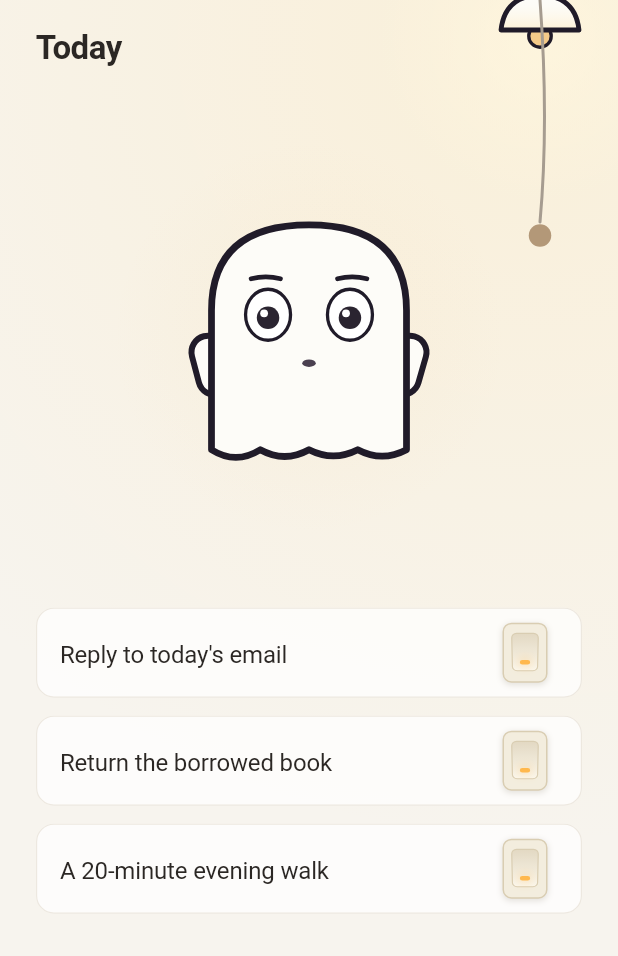
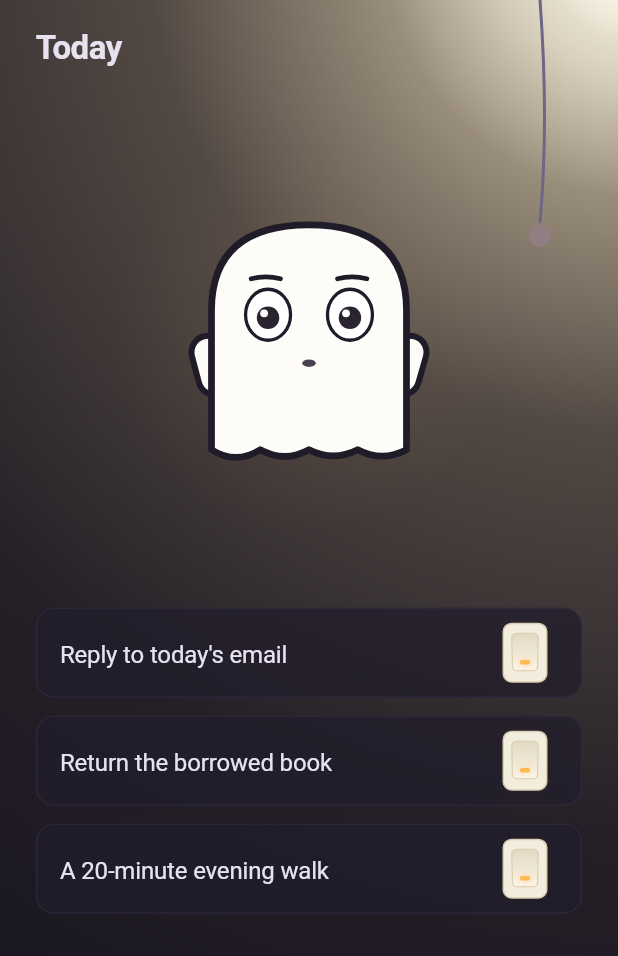
Before and after one commit to RyanYJOh/unwind, a Flutter app: the screen it shows after launch, after a tap on "Go turn off the lights", on a phone screen of 412 x 824 dp. Shown: the top 956 px of the screen. Run offline on Flutter 3.47's test engine with Material 3 defaults, Android fonts, the phone set to English and light mode, and no system bars; our stand-ins replace audioplayers, drift, drift_flutter, flutter_local_notifications, flutter_riverpod, rive and 2 more; accounts and stored records are empty; generated files the repository leaves out were written again; Roboto replaces fonts that are missing (Pretendard); statements that could not run were skipped.

Commit message:
darkGlow 최종 컨셉: 항상 다크 + 우측 상단 코너 글로우 + 0.1.0+5
- RoomDesign.darkGlow (기본): 베이스는 항상 다크(S5 팔레트 고정),
  우측 상단 코너에서 순수한 빛이 쏟아진다 (조명 그림 없음)
- CornerGlow: 4겹 RadialGradient(워시/미드/코어/핫스팟) — 광원은 화면
  살짝 바깥, easeOutQuad 감쇠로 사실적인 빛 낙차. 호흡 요동 포함
- 체크할수록 빛의 반경·강도가 잦아들고 전부 체크하면 완전한 다크
- 입력 시트도 다크 팔레트 고정. ceilingLight/fluorescent 롤백 유지
- 테스트 58개 통과, 시뮬레이터 육안 검증 (최대 광량·완전 다크 왕복)

Co-Authored-By: Claude Opus 4.8 <noreply@anthropic.com>

```diff
--- a/lib/core/tokens/design_variant.dart
+++ b/lib/core/tokens/design_variant.dart
@@ -1,9 +1,11 @@
 /// 방 디자인 변형 스위치 (개편 2026-08-07).
 ///
-/// - [RoomDesign.ceilingLight]: 우측 상단 천장 조명이 방을 밝힌다.
-///   아이템은 벽 스위치 — 하나씩 끄면 천장 조명의 조도가 낮아진다.
-/// - [RoomDesign.fluorescent]: 이전 디자인 — 아이템 자체가 발광하는
-///   형광등 패널. **롤백은 아래 상수 한 줄만 바꾸면 된다.**
-enum RoomDesign { ceilingLight, fluorescent }
+/// - [RoomDesign.darkGlow]: **기본** — 베이스는 항상 다크. 우측 상단
+///   코너에서 순수한 빛이 그라데이션으로 방을 밝힌다 (조명 그림 없음).
+///   체크할수록 빛이 잦아들고, 전부 체크하면 완전한 다크.
+/// - [RoomDesign.ceilingLight]: 갓+전구 그림이 있는 천장 조명 버전.
+/// - [RoomDesign.fluorescent]: 아이템 자체가 발광하는 형광등 패널 버전.
+/// **롤백은 아래 상수 한 줄만 바꾸면 된다.**
+enum RoomDesign { darkGlow, ceilingLight, fluorescent }
 
-const kRoomDesign = RoomDesign.ceilingLight;
+const kRoomDesign = RoomDesign.darkGlow;
--- a/lib/features/compose/compose_sheet.dart
+++ b/lib/features/compose/compose_sheet.dart
@@ -5,6 +5,7 @@ import 'package:flutter_riverpod/flutter_riverpod.dart';
 
 import '../../core/theme/unwind_theme.dart';
 import '../../core/tokens/color_ramp.dart';
+import '../../core/tokens/design_variant.dart';
 import '../../core/tokens/motion.dart';
 import '../../core/tokens/spacing.dart';
 import '../../core/tokens/typography.dart';
@@ -150,7 +151,9 @@ class _ComposeSheetState extends ConsumerState<ComposeSheet> {
   @override
   Widget build(BuildContext context) {
     final t = ref.watch(brightnessProvider);
-    final colors = lerpRamp(t);
+    final colors = kRoomDesign == RoomDesign.darkGlow
+        ? lerpRamp(1.0)
+        : lerpRamp(t);
     final l10n = AppLocalizations.of(context);
     final todayKey = ref.watch(todayKeyProvider);
     final asleep = ref.watch(isAsleepProvider);
--- a/lib/features/today/m0_prototype_screen.dart
+++ b/lib/features/today/m0_prototype_screen.dart
@@ -15,6 +15,7 @@ import '../../domain/models/lumi_state.dart';
 import '../../domain/services/brightness_engine.dart';
 import '../../core/tokens/design_variant.dart';
 import '../../widgets/ceiling_light.dart';
+import '../../widgets/corner_glow.dart';
 import '../../widgets/lamp_row.dart';
 import '../../widgets/lumi/lumi_view.dart';
 import '../../widgets/night_sky.dart';
@@ -296,7 +297,9 @@ class _M0PrototypeScreenState extends State<M0PrototypeScreen>
     return AnimatedBuilder(
       animation: Listenable.merge([_theme, _pulse]),
       builder: (context, child) {
-        final colors = lerpRamp(_displayT);
+        final colors = kRoomDesign == RoomDesign.darkGlow
+            ? lerpRamp(1.0)
+            : lerpRamp(_displayT);
         return UnwindTheme(
           colors: colors,
           child: AnnotatedRegion<SystemUiOverlayStyle>(
@@ -343,6 +346,17 @@ class _M0PrototypeScreenState extends State<M0PrototypeScreen>
               ),
             ),
           ),
+          // 코너 글로우 (개편 최종)
+          if (kRoomDesign == RoomDesign.darkGlow)
+            Positioned.fill(
+              child: AnimatedBuilder(
+                animation: Listenable.merge([_theme, _pulse, _breath]),
+                builder: (context, _) => CornerGlow(
+                  light: 1 - _displayT,
+                  breath: BreathAnimation(_breath).value * (1 - _displayT),
+                ),
+              ),
+            ),
           // 천장 조명 (디자인 개편 2026-08-07)
           if (kRoomDesign == RoomDesign.ceilingLight)
             Positioned.fill(
--- a/lib/features/today/today_screen.dart
+++ b/lib/features/today/today_screen.dart
@@ -16,6 +16,7 @@ import '../../data/db/tables/tables.dart';
 import '../../domain/models/lumi_state.dart';
 import '../../core/tokens/design_variant.dart';
 import '../../widgets/ceiling_light.dart';
+import '../../widgets/corner_glow.dart';
 import '../../widgets/lamp_row.dart';
 import '../../widgets/lumi/lumi_view.dart';
 import '../../widgets/night_sky.dart';
@@ -311,7 +312,10 @@ class _TodayScreenState extends ConsumerState<TodayScreen>
     return AnimatedBuilder(
       animation: Listenable.merge([_theme, _pulse]),
       builder: (context, child) {
-        final colors = lerpRamp(_displayT);
+        // darkGlow (개편): 베이스는 항상 다크 — 빛은 CornerGlow가 담당
+        final colors = kRoomDesign == RoomDesign.darkGlow
+            ? lerpRamp(1.0)
+            : lerpRamp(_displayT);
         return UnwindTheme(
           colors: colors,
           child: AnnotatedRegion<SystemUiOverlayStyle>(
@@ -354,6 +358,20 @@ class _TodayScreenState extends ConsumerState<TodayScreen>
               ),
             ),
           ),
+          // 코너 글로우 (개편 2026-08-07 최종): 다크 베이스 위 순수한 빛.
+          // 남은 할 일 = 남은 빛. 체크할수록 잦아들고, 전부 체크하면 완전한 다크.
+          if (kRoomDesign == RoomDesign.darkGlow)
+            Positioned.fill(
+              child: AnimatedBuilder(
+                animation: Listenable.merge([_theme, _pulse, _breath]),
+                builder: (context, _) => CornerGlow(
+                  light: 1 - _displayT,
+                  breath: reduce
+                      ? 0
+                      : BreathAnimation(_breath).value * (1 - _displayT),
+                ),
+              ),
+            ),
           // 천장 조명 (디자인 개편 2026-08-07) — 우측 상단, 전등 줄 위.
           // 남은 할 일 = 남은 빛. 스위치를 끌수록 어두워진다.
           if (kRoomDesign == RoomDesign.ceilingLight)
--- a/lib/features/week/weekly_strip.dart
+++ b/lib/features/week/weekly_strip.dart
@@ -2,6 +2,7 @@ import 'package:flutter/widgets.dart';
 import 'package:flutter_riverpod/flutter_riverpod.dart';
 
 import '../../core/theme/unwind_theme.dart';
+import '../../core/tokens/design_variant.dart';
 import '../../core/tokens/color_ramp.dart';
 import '../../core/tokens/spacing.dart';
 import '../../core/tokens/typography.dart';
@@ -50,10 +51,11 @@ class _WeeklyStripState extends ConsumerState<WeeklyStrip> {
         label: l10n.thisWeekLabel,
         button: true,
         child: Padding(
-          // 우측은 천장 조명 자리 (디자인 개편 2026-08-07)
-          padding: const EdgeInsets.only(
+          // 천장 조명(그림) 버전에서만 우측 자리 확보
+          padding: EdgeInsets.only(
               left: UnwindSpacing.s24,
-              right: UnwindSpacing.s24 + 64,
+              right: UnwindSpacing.s24 +
+                  (kRoomDesign == RoomDesign.ceilingLight ? 64 : 0),
               top: UnwindSpacing.s8,
               bottom: UnwindSpacing.s8),
           child: Row(
--- /dev/null
+++ b/lib/widgets/corner_glow.dart
@@ -0,0 +1,92 @@
+import 'package:flutter/widgets.dart';
+
+/// 코너 글로우 (디자인 개편 2026-08-07, darkGlow) — 우측 상단에서
+/// 방으로 쏟아지는 순수한 빛. 조명 그림 없이 빛 그 자체만 그린다.
+///
+/// 다크 베이스 위에 4겹 RadialGradient(§11: 블러 금지, GPU 그라데이션이라
+/// 부담 없음)로 사실적인 감쇠를 만든다:
+///   1. 워시 — 화면 대부분을 덮는 아주 은은한 온기
+///   2. 미드 — 상부를 채우는 부드러운 빛
+///   3. 코어 — 코너 근처의 밝은 빛덩어리
+///   4. 핫스팟 — 광원 자체의 눈부심 (거의 흰색)
+/// [light]가 줄면 반경·강도가 함께 잦아들어 "빛이 사그라드는" 감각을 만든다.
+class CornerGlow extends StatelessWidget {
+  /// 0.0(완전한 다크) ~ 1.0(가장 밝음). 보통 1 - t.
+  final double light;
+
+  /// §5.5 호흡 — 미세한 밝기 요동
+  final double breath;
+
+  const CornerGlow({super.key, required this.light, this.breath = 0});
+
+  @override
+  Widget build(BuildContext context) {
+    return IgnorePointer(
+      child: RepaintBoundary(
+        child: CustomPaint(
+          painter: _CornerGlowPainter(
+            light: light.clamp(0.0, 1.0),
+            breath: breath,
+          ),
+          size: Size.infinite,
+        ),
+      ),
+    );
+  }
+}
+
+class _CornerGlowPainter extends CustomPainter {
+  final double light;
+  final double breath;
+
+  const _CornerGlowPainter({required this.light, required this.breath});
+
+  // 따뜻하지만 세련된 톤 — 채도를 눌러 우아하게
+  static const _wash = Color(0xFFE8C98F);
+  static const _mid = Color(0xFFF3DCAC);
+  static const _core = Color(0xFFFBEFD3);
+  static const _hot = Color(0xFFFFFBF0);
+
+  @override
+  void paint(Canvas canvas, Size size) {
+    final l = (light + breath * 1.5).clamp(0.0, 1.0);
+    if (l <= 0.004) return;
+
+    final w = size.width;
+    // 광원: 우측 상단 코너 살짝 바깥 — 화면 안에 광원 원반이 보이지 않아
+    // "어딘가 위에서 빛이 내려온다"는 인상을 준다
+    final origin = Offset(w * 1.04, -w * 0.10);
+    final ease = Curves.easeOutQuad.transform(l); // 감쇠가 자연스럽도록
+
+    void glow(double radius, Color color, double alpha,
+        {double focus = 0.0}) {
+      if (alpha <= 0.003) return;
+      canvas.drawCircle(
+        origin,
+        radius,
+        Paint()
+          ..shader = RadialGradient(
+            colors: [
+              color.withValues(alpha: alpha),
+              color.withValues(alpha: alpha * 0.55),
+              color.withValues(alpha: 0.0),
+            ],
+            stops: [focus, 0.35 + focus * 0.3, 1.0],
+          ).createShader(Rect.fromCircle(center: origin, radius: radius)),
+      );
+    }
+
+    // 1. 워시 — 방 전체로 스미는 온기 (좌하단은 어둠에 남는다)
+    glow(w * (0.95 + 1.25 * ease), _wash, 0.24 * ease);
+    // 2. 미드 — 상부를 채우는 빛
+    glow(w * (0.60 + 0.85 * ease), _mid, 0.44 * ease);
+    // 3. 코어 — 코너의 빛덩어리
+    glow(w * (0.30 + 0.50 * ease), _core, 0.72 * ease, focus: 0.08);
+    // 4. 핫스팟 — 광원의 눈부심 (매우 밝게)
+    glow(w * (0.16 + 0.26 * ease), _hot, 0.96 * ease, focus: 0.18);
+  }
+
+  @override
+  bool shouldRepaint(_CornerGlowPainter old) =>
+      old.light != light || old.breath != breath;
+}
--- a/lib/widgets/lamp_row.dart
+++ b/lib/widgets/lamp_row.dart
@@ -172,7 +172,9 @@ class _LampRowState extends State<LampRow> with TickerProviderStateMixin {
     // 디자인 스위치 (개편 2026-08-07): 천장 조명 ↔ 형광등 패널.
     // 도미노 마이크로 바운스는 두 디자인 공통.
     final body = switch (kRoomDesign) {
-      RoomDesign.ceilingLight => _buildSwitchRow(context, colors, l10n),
+      RoomDesign.darkGlow ||
+      RoomDesign.ceilingLight =>
+        _buildSwitchRow(context, colors, l10n),
       RoomDesign.fluorescent => _buildFluorescent(context, colors, l10n),
     };
 
--- a/pubspec.yaml
+++ b/pubspec.yaml
@@ -2,7 +2,7 @@ name: unwind
 description: "하루를 끝내는 앱. 할 일을 지울 때마다 집의 불이 꺼지고, 마지막 불이 꺼지면 Lumi가 잠든다."
 publish_to: 'none'
 
-version: 0.1.0+4
+version: 0.1.0+5
 
 environment:
   sdk: ^3.12.2
```
Also changed, not shown: 1 other file.
